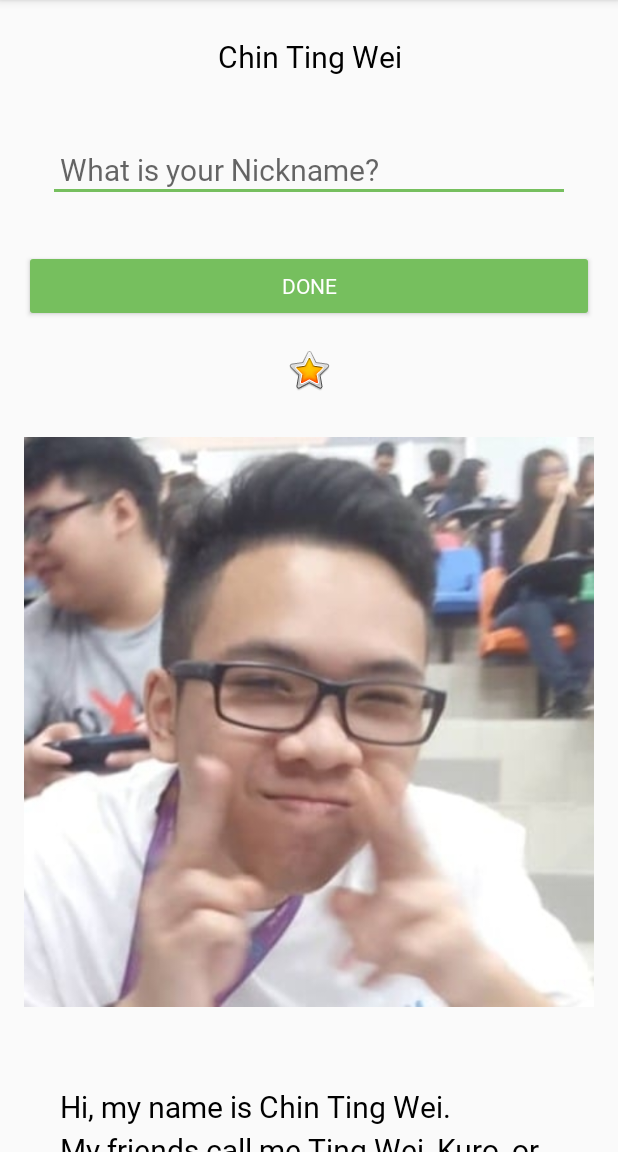
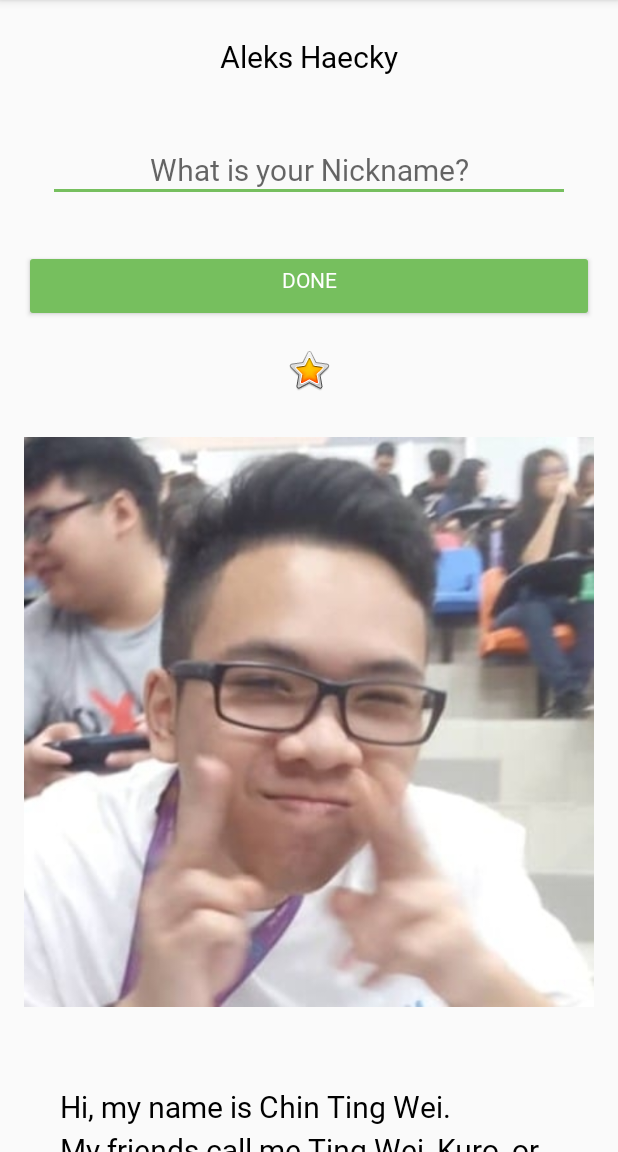
Before and after one commit to wongwh2/AboutMe, an Android app: the screen it shows after launch (MainActivity), on a phone screen of 412 x 824 dp, the part 84-1236 px from its top. Run offline under Robolectric (Android 15) with nearby library versions, the phone set to English and light mode, and no system bars; our stand-ins replace data binding.

Commit message:
Initial Commit

```diff
--- a/app/build.gradle
+++ b/app/build.gradle
@@ -21,6 +21,9 @@ android {
             proguardFiles getDefaultProguardFile('proguard-android-optimize.txt'), 'proguard-rules.pro'
         }
     }
+    dataBinding {
+        enabled = true
+    }
 }
 
 dependencies {
--- a/app/src/main/java/com/example/aboutme/MainActivity.kt
+++ b/app/src/main/java/com/example/aboutme/MainActivity.kt
@@ -8,30 +8,31 @@ import android.view.inputmethod.InputMethodManager
 import android.widget.Button
 import android.widget.EditText
 import android.widget.TextView
+import androidx.databinding.DataBindingUtil
+import com.example.aboutme.databinding.ActivityMainBinding
 
 class MainActivity : AppCompatActivity() {
-
+    private lateinit var binding: ActivityMainBinding
+    private val myName: MyName = MyName("Aleks Haecky")
     override fun onCreate(savedInstanceState: Bundle?) {
         super.onCreate(savedInstanceState)
-        setContentView(R.layout.activity_main)
-
-        findViewById<Button>(R.id.done_button).setOnClickListener {
+        binding = DataBindingUtil.setContentView(this, R.layout.activity_main)
+        binding.myName = myName
+        binding.doneButton.setOnClickListener {
             addNickname(it)
         }
-        findViewById<TextView>(R.id.nickname_text).setOnClickListener {
+        binding.nicknameText.setOnClickListener {
             updateNickname(it)
         }
     }
     private fun addNickname(view: View) {
-        val editText = findViewById<EditText>(R.id.nickname_edit)
-        val nicknameTextView = findViewById<TextView>(R.id.nickname_text)
-
-        nicknameTextView.text = editText.text
-
-        editText.visibility = View.GONE
-        view.visibility = View.GONE
-        nicknameTextView.visibility = View.VISIBLE
-
+        binding.apply {
+            myName?.nickname = nicknameEdit.text.toString()
+            invalidateAll()
+            nicknameEdit.visibility = View.GONE
+            doneButton.visibility = View.GONE
+            nicknameText.visibility = View.VISIBLE
+        }
         val inputMethodManager = getSystemService(Context.INPUT_METHOD_SERVICE) as InputMethodManager
         inputMethodManager.hideSoftInputFromWindow(view.windowToken, 0)
     }
--- /dev/null
+++ b/app/src/main/java/com/example/aboutme/MyName.kt
@@ -0,0 +1,3 @@
+package com.example.aboutme
+
+data class MyName(var name: String = "Kevin", var nickname: String = "")
--- a/app/src/main/res/layout/activity_main.xml
+++ b/app/src/main/res/layout/activity_main.xml
@@ -1,7 +1,13 @@
 <?xml version="1.0" encoding="utf-8"?>
-<LinearLayout xmlns:android="http://schemas.android.com/apk/res/android"
-    xmlns:app="http://schemas.android.com/apk/res-auto"
-    xmlns:tools="http://schemas.android.com/tools"
+<layout xmlns:tools="http://schemas.android.com/tools"
+    xmlns:android="http://schemas.android.com/apk/res/android"
+    xmlns:app="http://schemas.android.com/apk/res-auto">
+<data>
+    <variable
+        name="myName"
+        type="com.example.aboutme.MyName"/>
+</data>
+    <LinearLayout
         android:layout_width="match_parent"
         android:layout_height="match_parent"
         android:orientation="vertical"
@@ -14,7 +20,7 @@
             style="@style/NameStyle"
             android:layout_width="match_parent"
             android:layout_height="wrap_content"
-        android:text="@string/name"
+            android:text="@={myName.name}"
             android:textAlignment="center" />
 
         <EditText
@@ -25,7 +31,8 @@
             android:ems="10"
             android:hint="@string/what_is_your_nickname"
             android:inputType="textPersonName"
-        android:textAlignment="textStart" />
+            android:paddingBottom="@dimen/small_padding"
+            android:textAlignment="center" />
 
         <Button
             android:id="@+id/done_button"
@@ -34,6 +41,7 @@
             android:layout_height="wrap_content"
             android:layout_marginTop="@dimen/layout_margin"
             android:fontFamily="@font/roboto"
+            android:gravity="center_horizontal"
             android:text="@string/done" />
 
         <TextView
@@ -41,7 +49,8 @@
             style="@style/NameStyle"
             android:layout_width="match_parent"
             android:layout_height="wrap_content"
-        android:textAlignment="textStart"
+            android:textAlignment="center"
+            android:text="@={myName.nickname}"
             android:visibility="gone" />
 
         <ImageView
@@ -83,3 +92,4 @@
         </ScrollView>
 
     </LinearLayout>
+</layout>
```
Lines whose indentation alone changed are shown as unchanged.
